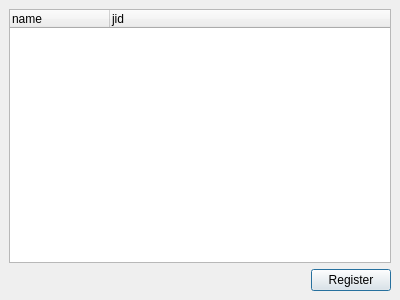
Old version of the form widgets/servicediscovery.ui in the repository xmpp-graveyard/jabbim.
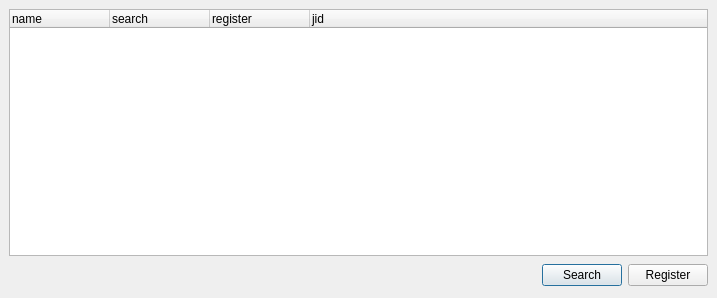
New version of the form.

Commit message: zacatek buttonu v discovery

The edit to the form file:
```diff
--- a/widgets/servicediscovery.ui
+++ b/widgets/servicediscovery.ui
@@ -5,8 +5,8 @@
    <rect>
     <x>0</x>
     <y>0</y>
-    <width>400</width>
-    <height>300</height>
+    <width>717</width>
+    <height>298</height>
    </rect>
   </property>
   <property name="windowTitle" >
@@ -26,20 +26,20 @@
      </property>
      <property name="sizeHint" >
       <size>
-       <width>291</width>
-       <height>20</height>
+       <width>181</width>
+       <height>27</height>
       </size>
      </property>
     </spacer>
    </item>
    <item row="1" column="1" >
-    <widget class="QPushButton" name="register" >
+    <widget class="QPushButton" name="search" >
      <property name="text" >
-      <string>Register</string>
+      <string>Search</string>
      </property>
     </widget>
    </item>
-   <item row="0" column="0" colspan="2" >
+   <item row="0" column="0" colspan="3" >
     <widget class="QTreeWidget" name="tree" >
      <property name="iconSize" >
       <size>
@@ -52,6 +52,16 @@
        <string>name</string>
       </property>
      </column>
+     <column>
+      <property name="text" >
+       <string>search</string>
+      </property>
+     </column>
+     <column>
+      <property name="text" >
+       <string>register</string>
+      </property>
+     </column>
      <column>
       <property name="text" >
        <string>jid</string>
@@ -59,6 +69,13 @@
      </column>
     </widget>
    </item>
+   <item row="1" column="2" >
+    <widget class="QPushButton" name="register" >
+     <property name="text" >
+      <string>Register</string>
+     </property>
+    </widget>
+   </item>
   </layout>
  </widget>
  <resources/>
```
The commit also changes 2 other files.
